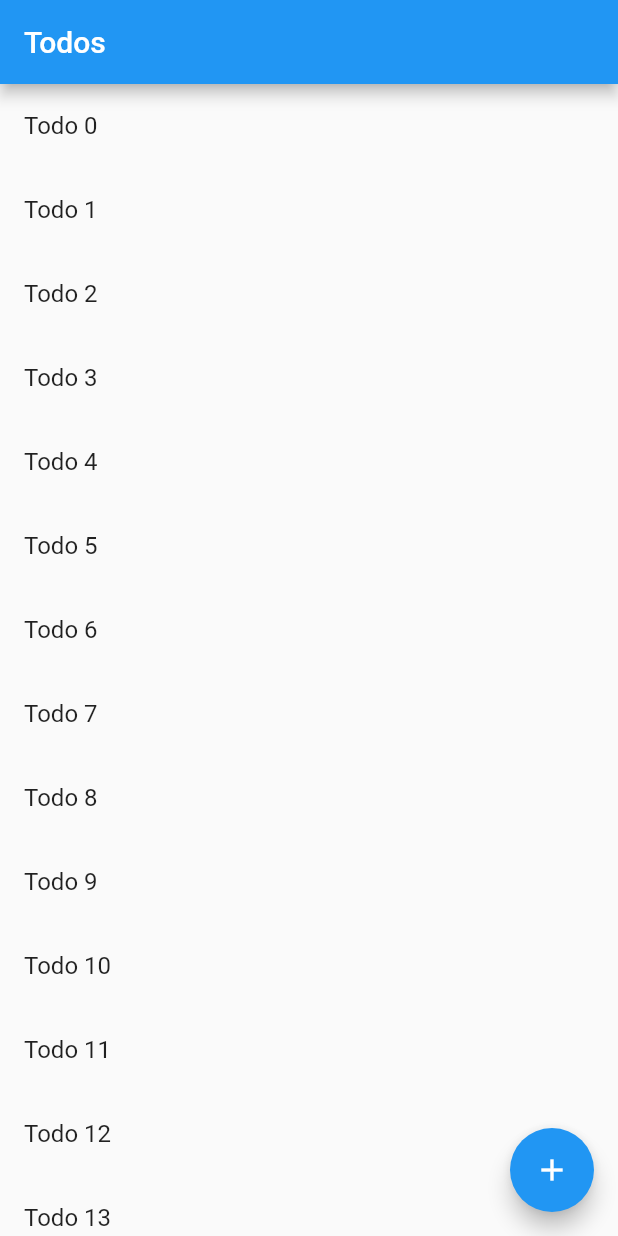
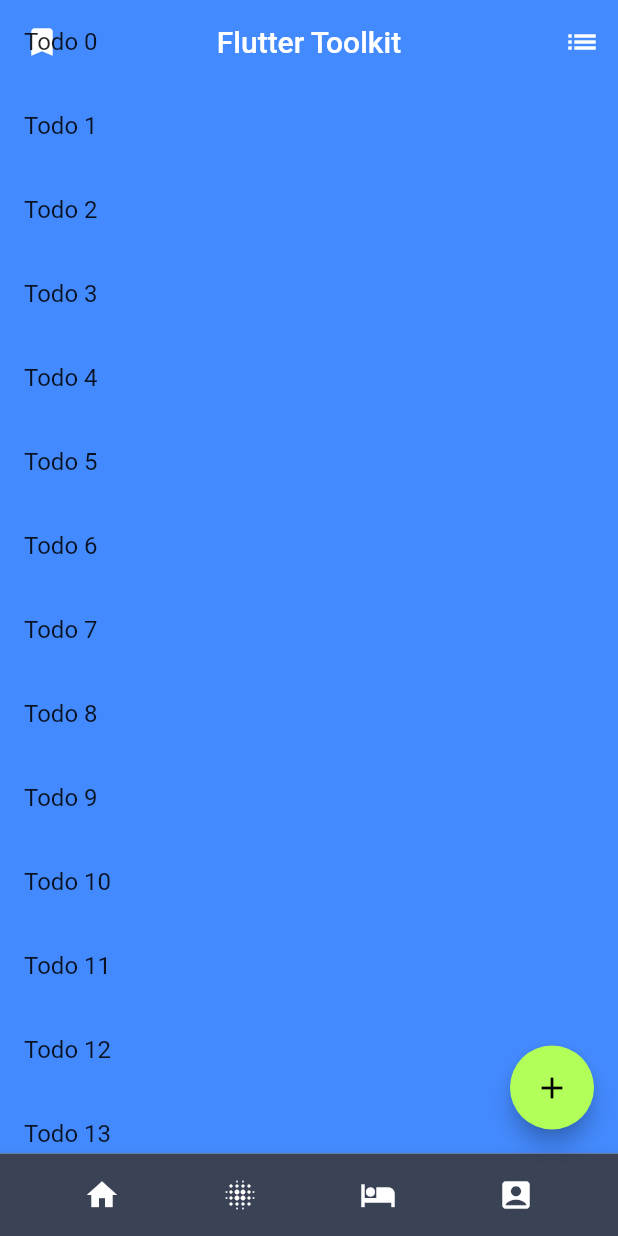
Before and after one commit to wisekiddo/Flutter-Toolkit, a Flutter app: the screen it shows after launch, on a phone screen of 412 x 824 dp. Run offline on Flutter 3.47's test engine with Material 2 defaults, Android fonts, the phone set to English and light mode, and no system bars; our stand-ins replace device_info.

Commit message:
updating list

```diff
--- /dev/null
+++ b/lib/features/TodoListScreen.dart
@@ -0,0 +1,174 @@
+import 'package:flutter/cupertino.dart';
+import 'package:flutter/material.dart';
+import 'package:flutter_app/models/Todo.dart';
+
+import 'DetailScreen.dart';
+
+class TodoListScreen extends StatefulWidget {
+  final List<Todo> todoList;
+  final String headerTitle = "Flutter Toolkit";
+
+  @DiagnosticLevel.debug
+  TodoListScreen({Key key, @required this.todoList}) : super(key: key);
+
+  @override
+  State createState() => new DynamicList(todoList: todoList);
+}
+
+class DynamicList extends State<TodoListScreen> {
+  final List<Todo> todoList;
+
+  DynamicList({Key key, @required this.todoList});
+
+  void addTodo() {
+    setState(() {
+      todoList.add(Todo("Added Todo ${todoList.length.toString()}",
+          "A description of what needs to be done for Todo ${todoList.length.toString()}"));
+      // This call to setState tells the Flutter framework that something has
+      // changed in this State, which causes it to rerun the build method below
+      // so that the display can reflect the updated values.
+    });
+  }
+
+  @override
+  Widget build(BuildContext context) {
+    //Custom app bar
+    final topAppBar = AppBar(
+      title: new Text(widget.headerTitle, textAlign: TextAlign.center),
+      elevation: 0.0,
+      centerTitle: true,
+      backgroundColor: Colors.transparent,
+      leading: new IconButton(
+        icon: new Icon(Icons.bookmark),
+        onPressed: () {},
+      ),
+      actions: <Widget>[
+        IconButton(
+          icon: Icon(Icons.list),
+          onPressed: () {},
+        )
+      ],
+    );
+
+    final bottomNavigationBar = Container(
+      height: 55.0,
+      child: BottomAppBar(
+        color: Color.fromRGBO(58, 66, 86, 1.0),
+        child: Row(
+          mainAxisAlignment: MainAxisAlignment.spaceEvenly,
+          children: <Widget>[
+            IconButton(
+              icon: Icon(Icons.home, color: Colors.white),
+              onPressed: () {},
+            ),
+            IconButton(
+              icon: Icon(Icons.blur_on, color: Colors.white),
+              onPressed: () {},
+            ),
+            IconButton(
+              icon: Icon(Icons.hotel, color: Colors.white),
+              onPressed: () {},
+            ),
+            IconButton(
+              icon: Icon(Icons.account_box, color: Colors.white),
+              onPressed: () {},
+            )
+          ],
+        ),
+      ),
+    );
+
+    final Widget content = Center(
+      child: Stack(
+
+      //To have the control for AppBar
+      children: <Widget>[
+        Container(
+          color: Colors.blueAccent,
+        ),
+        new Positioned(
+          top: 0.0,
+          left: 0.0,
+          right: 0.0,
+          child: topAppBar,
+        ),
+        ListView.builder(
+          itemCount: todoList.length,
+          itemBuilder: (context, index) {
+            return ListTile(
+              title: Text(todoList[index].title),
+              // When a user taps on the ListTile, navigate to the DetailScreen.
+              // Notice that we're not only creating a DetailScreen, we're
+              // also passing the current todo through to it!
+              onTap: () {
+                Navigator.push(
+                  context,
+                  MaterialPageRoute(
+                    builder: (context) => DetailScreen(todo: todoList[index]),
+                  ),
+                );
+                // Scrollable.ensureVisible(context);
+              },
+            );
+          },
+        ),
+      ],
+      ),
+    );
+
+    final customScrollView = CustomScrollView(
+      slivers: <Widget>[
+        SliverList(
+          delegate: SliverChildListDelegate(
+            [
+              //HeaderWidget("Header 1"),
+              //HeaderWidget("Header 2"),
+              //HeaderWidget("Header 3"),
+              //HeaderWidget("Header 4"),
+            ],
+          ),
+        ),
+        SliverList(
+          delegate: SliverChildListDelegate(
+            [
+              //BodyWidget(Colors.blue),
+              //BodyWidget(Colors.red),
+              //BodyWidget(Colors.green),
+              // BodyWidget(Colors.orange),
+              //BodyWidget(Colors.blue),
+              //BodyWidget(Colors.red),
+            ],
+          ),
+        ),
+        SliverGrid(
+          gridDelegate:
+              SliverGridDelegateWithFixedCrossAxisCount(crossAxisCount: 2),
+          delegate: SliverChildListDelegate(
+            [
+              //BodyWidget(Colors.blue),
+              //BodyWidget(Colors.green),
+              // BodyWidget(Colors.yellow),
+              //BodyWidget(Colors.orange),
+              //BodyWidget(Colors.blue),
+              //BodyWidget(Colors.red),
+            ],
+          ),
+        ),
+      ],
+    );
+
+    return Scaffold(
+      bottomNavigationBar: bottomNavigationBar,
+      body: content,
+      floatingActionButton: FloatingActionButton(
+        onPressed: addTodo,
+        backgroundColor: Colors.lightGreenAccent,
+        tooltip: 'Increment',
+        child: Icon(
+          Icons.add,
+          color: Colors.black,
+        ),
+      ),
+    );
+  }
+}
--- a/lib/features/TodosScreen.dart
+++ /dev/null
@@ -1,65 +0,0 @@
-import 'package:flutter/cupertino.dart';
-import 'package:flutter/material.dart';
-import 'package:flutter_app/models/Todo.dart';
-
-import 'DetailScreen.dart';
-
-
-class TodoListScreen extends StatefulWidget {
-
-    final List<Todo> todoList;
-
-    TodoListScreen({Key key, @required this.todoList}) : super(key: key);
-
-    @override
-    State createState() => new DynamicList(todoList: todoList);
-}
-
-class DynamicList extends State<TodoListScreen> {
-
-    final List<Todo> todoList;
-    DynamicList({Key key, @required this.todoList}) ;
-
-    void _incrementCounter() {
-        setState(() {
-            todoList.add(Todo("Added Todo ${todoList.length.toString()}",
-                   "A description of what needs to be done for Todo ${todoList.length.toString()}" ));
-            // This call to setState tells the Flutter framework that something has
-            // changed in this State, which causes it to rerun the build method below
-            // so that the display can reflect the updated values.
-        });
-    }
-
-    @override
-    Widget build(BuildContext context) {
-        return Scaffold(
-            appBar: AppBar(
-                title: Text('Todos'),
-            ),
-            body: ListView.builder(
-                itemCount: todoList.length,
-                itemBuilder: (context, index) {
-                    return ListTile(
-                        title: Text(todoList[index].title),
-                        // When a user taps on the ListTile, navigate to the DetailScreen.
-                        // Notice that we're not only creating a DetailScreen, we're
-                        // also passing the current todo through to it!
-                        onTap: () {
-                            Navigator.push(
-                                context,
-                                MaterialPageRoute(
-                                    builder: (context) => DetailScreen(todo: todoList[index]),
-                                ),
-                            );
-                        },
-                    );
-                },
-            ),
-            floatingActionButton: FloatingActionButton(
-                onPressed: _incrementCounter,
-                tooltip: 'Increment',
-                child: Icon(Icons.add),
-            ), // This trailing comma makes auto-formatting nicer for build methods.
-        );
-    }
-}
--- a/lib/main.dart
+++ b/lib/main.dart
@@ -2,7 +2,7 @@
 import 'package:flutter/foundation.dart';
 import 'package:flutter/material.dart';
 
-import 'features/TodosScreen.dart';
+import 'features/TodoListScreen.dart';
 import 'models/Todo.dart';
 import 'utils/DeviceInfo.dart';
 
```
Also changed, not shown: 15 other files.
